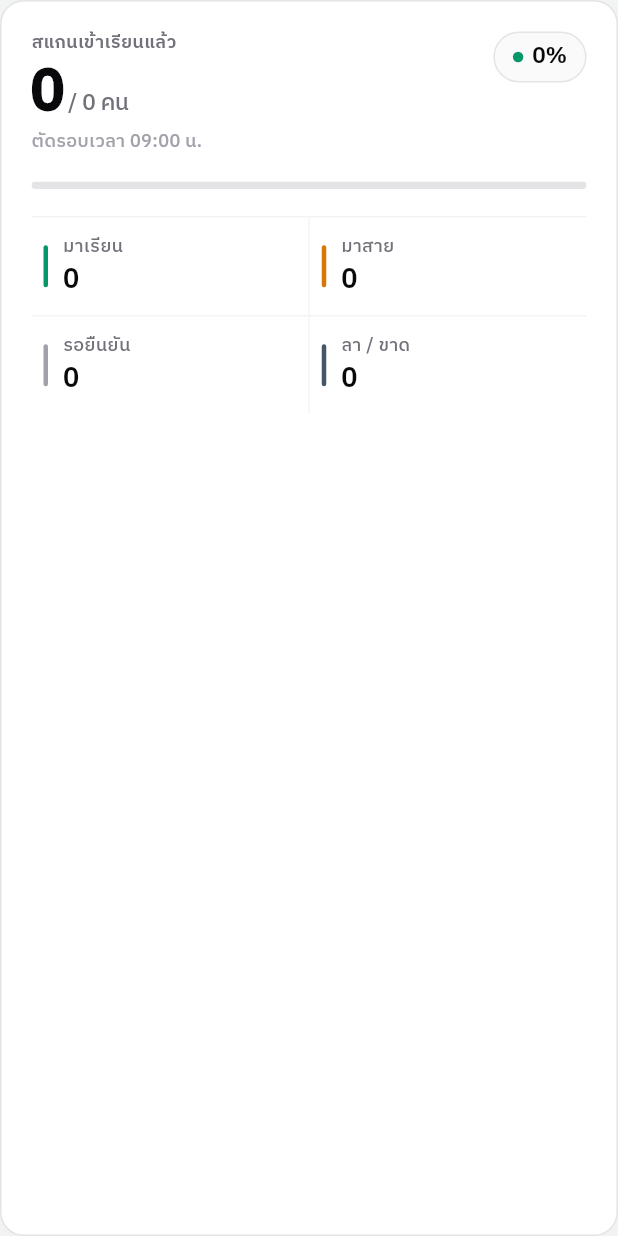
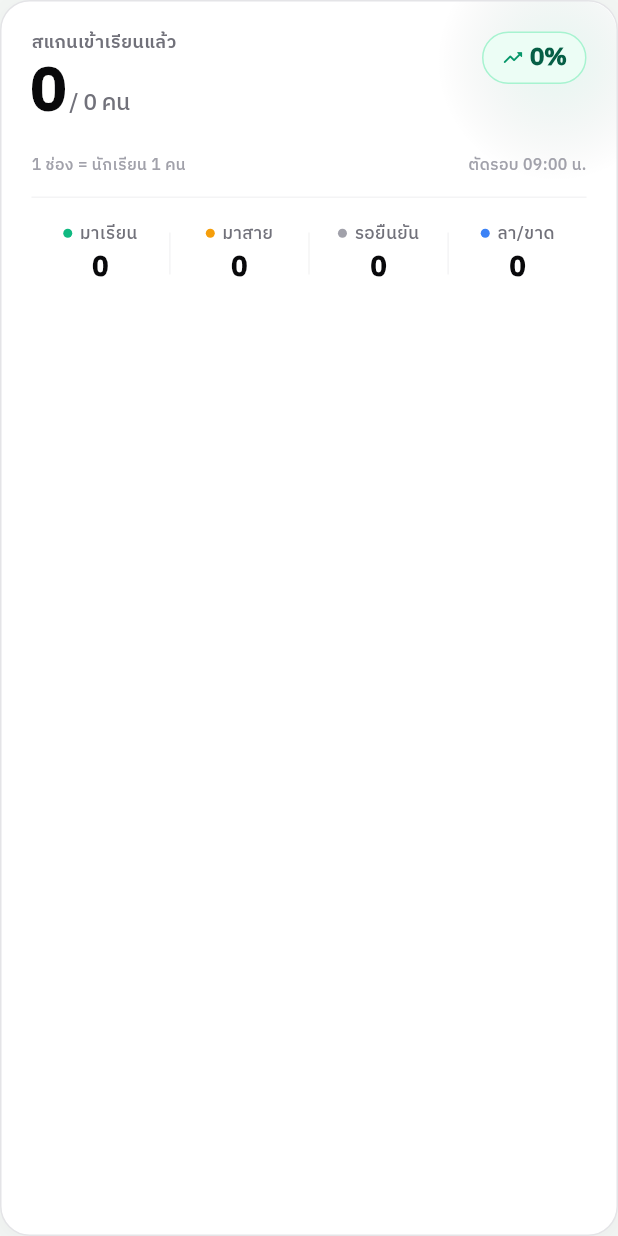
Before and after one commit to Thanawanit/Student_APP, a Flutter app: the _WhiteHeroBentoCard widget shown alone on an empty page, opened directly with empty values, on a phone screen of 412 x 824 dp. Run offline on Flutter 3.47's test engine with Material 3 defaults, Android fonts, the phone set to English and light mode, and no system bars.

Commit message:
style(ui): redesign teacher hero summary card with student capsule matrix

```diff
--- a/lib/shared/widgets/summary_metric_strip.dart
+++ b/lib/shared/widgets/summary_metric_strip.dart
@@ -139,32 +139,61 @@ class _WhiteHeroBentoCard extends StatelessWidget {
 
   @override
   Widget build(BuildContext context) {
-    final segments = <(int, Color)>[
-      (presentCount, const Color(0xFF059669)),
-      (lateCount, const Color(0xFFD97706)),
-      (leaveOrAbsentCount, const Color(0xFF475569)),
-      (pendingCount, const Color(0xFFE4E4E7)),
-    ].where((s) => s.$1 > 0).toList();
+    final List<({Color fill, Color? border})> capsules =
+        <({Color fill, Color? border})>[
+          for (var i = 0; i < presentCount; i++)
+            (fill: const Color(0xFF10B981), border: null),
+          for (var i = 0; i < lateCount; i++)
+            (fill: const Color(0xFFF59E0B), border: null),
+          for (var i = 0; i < leaveOrAbsentCount; i++)
+            (fill: const Color(0xFF3B82F6), border: null),
+          for (var i = 0; i < pendingCount; i++)
+            (fill: const Color(0xFFF4F4F5), border: const Color(0xFFD4D4D8)),
+        ];
 
     return Container(
       width: double.infinity,
-      padding: const EdgeInsets.all(20),
       decoration: BoxDecoration(
         color: const Color(0xFFFFFFFF),
-        borderRadius: BorderRadius.circular(16),
+        borderRadius: BorderRadius.circular(20),
         border: Border.all(color: const Color(0xFFE4E4E7), width: 1),
         boxShadow: <BoxShadow>[
           BoxShadow(
-            color: Colors.black.withValues(alpha: 0.02),
-            blurRadius: 8,
-            offset: const Offset(0, 2),
+            color: Colors.black.withValues(alpha: 0.03),
+            blurRadius: 12,
+            offset: const Offset(0, 4),
           ),
         ],
       ),
+      child: ClipRRect(
+        borderRadius: BorderRadius.circular(20),
+        child: Stack(
+          children: <Widget>[
+            Positioned(
+              top: -40,
+              right: -40,
+              child: IgnorePointer(
+                child: Container(
+                  width: 160,
+                  height: 160,
+                  decoration: BoxDecoration(
+                    shape: BoxShape.circle,
+                    gradient: RadialGradient(
+                      colors: <Color>[
+                        const Color(0xFF10B981).withValues(alpha: 0.10),
+                        Colors.transparent,
+                      ],
+                    ),
+                  ),
+                ),
+              ),
+            ),
+            Padding(
+              padding: const EdgeInsets.all(20),
               child: Column(
                 crossAxisAlignment: CrossAxisAlignment.start,
                 children: <Widget>[
-          // 1. Editorial / Fintech Top Metric Row
+                  // 1. Top Header & Hero Number Row
                   Row(
                     mainAxisAlignment: MainAxisAlignment.spaceBetween,
                     crossAxisAlignment: CrossAxisAlignment.start,
@@ -181,7 +210,7 @@ class _WhiteHeroBentoCard extends StatelessWidget {
                                 color: const Color(0xFF71717A),
                               ),
                             ),
-                    const SizedBox(height: 6),
+                            const SizedBox(height: 4),
                             Semantics(
                               label:
                                   'สแกนเข้าเรียนแล้ว $checkedIn จาก $total คน คิดเป็นร้อยละ $ratePercent',
@@ -191,10 +220,10 @@ class _WhiteHeroBentoCard extends StatelessWidget {
                                     TextSpan(
                                       text: '$checkedIn',
                                       style: AppTypography.display.copyWith(
-                                fontSize: 38,
+                                        fontSize: 40,
                                         fontWeight: FontWeight.w800,
                                         color: const Color(0xFF09090B),
-                                letterSpacing: -1.2,
+                                        letterSpacing: -1.5,
                                         height: 1.0,
                                         fontFeatures: const <FontFeature>[
                                           FontFeature.tabularFigures(),
@@ -203,7 +232,8 @@ class _WhiteHeroBentoCard extends StatelessWidget {
                                     ),
                                     TextSpan(
                                       text: ' / $total คน',
-                              style: AppTypography.sectionTitle.copyWith(
+                                      style: AppTypography.sectionTitle
+                                          .copyWith(
                                             fontSize: 15,
                                             fontWeight: FontWeight.w500,
                                             color: const Color(0xFF71717A),
@@ -216,16 +246,6 @@ class _WhiteHeroBentoCard extends StatelessWidget {
                                 ),
                               ),
                             ),
-                    const SizedBox(height: 6),
-                    Text(
-                      'ตัดรอบเวลา 09:00\u00A0น.',
-                      maxLines: 1,
-                      overflow: TextOverflow.ellipsis,
-                      style: AppTypography.microLabel.copyWith(
-                        fontSize: 12,
-                        color: const Color(0xFFA1A1AA),
-                      ),
-                    ),
                           ],
                         ),
                       ),
@@ -236,28 +256,28 @@ class _WhiteHeroBentoCard extends StatelessWidget {
                           vertical: 6,
                         ),
                         decoration: BoxDecoration(
-                  color: const Color(0xFFFAFAFA),
-                  border: Border.all(color: const Color(0xFFE4E4E7), width: 1),
+                          color: const Color(0xFFECFDF5),
+                          border: Border.all(
+                            color: const Color(0xFFA7F3D0),
+                            width: 1,
+                          ),
                           borderRadius: BorderRadius.circular(99),
                         ),
                         child: Row(
                           mainAxisSize: MainAxisSize.min,
                           children: <Widget>[
-                    Container(
-                      width: 7,
-                      height: 7,
-                      decoration: const BoxDecoration(
+                            const Icon(
+                              Icons.trending_up_rounded,
+                              size: 15,
                               color: Color(0xFF059669),
-                        shape: BoxShape.circle,
                             ),
-                    ),
-                    const SizedBox(width: 6),
+                            const SizedBox(width: 4),
                             Text(
                               '$ratePercent%',
                               style: AppTypography.sectionTitle.copyWith(
-                        fontSize: 15,
-                        fontWeight: FontWeight.w700,
-                        color: const Color(0xFF09090B),
+                                fontSize: 16,
+                                fontWeight: FontWeight.w800,
+                                color: const Color(0xFF065F46),
                                 fontFeatures: const <FontFeature>[
                                   FontFeature.tabularFigures(),
                                 ],
@@ -268,39 +288,72 @@ class _WhiteHeroBentoCard extends StatelessWidget {
                       ),
                     ],
                   ),
-          const SizedBox(height: 18),
+                  const SizedBox(height: 16),
 
-          // 2. Razor-Thin Sophisticated Segmented Bar
-          ClipRRect(
-            borderRadius: BorderRadius.circular(4),
-            child: SizedBox(
-              height: 5,
-              child: segments.isEmpty
-                  ? Container(color: const Color(0xFFE4E4E7))
-                  : Row(
+                  // 2. Visual Student Capsule Matrix
+                  if (capsules.isNotEmpty)
+                    Row(
                       children: <Widget>[
-                        for (var i = 0; i < segments.length; i++) ...<Widget>[
+                        for (var i = 0; i < capsules.length; i++) ...<Widget>[
                           Expanded(
-                            flex: segments[i].$1,
-                            child: Container(color: segments[i].$2),
+                            child: Container(
+                              height: 22,
+                              decoration: BoxDecoration(
+                                color: capsules[i].fill,
+                                borderRadius: BorderRadius.circular(6),
+                                border: capsules[i].border != null
+                                    ? Border.all(
+                                        color: capsules[i].border!,
+                                        width: 1,
+                                      )
+                                    : null,
                               ),
-                          if (i < segments.length - 1)
-                            Container(width: 2, color: Colors.white),
+                            ),
+                          ),
+                          if (i < capsules.length - 1) const SizedBox(width: 5),
                         ],
                       ],
                     ),
+                  const SizedBox(height: 6),
+                  Row(
+                    mainAxisAlignment: MainAxisAlignment.spaceBetween,
+                    children: <Widget>[
+                      Flexible(
+                        child: Text(
+                          '1 ช่อง = นักเรียน 1 คน',
+                          maxLines: 1,
+                          overflow: TextOverflow.ellipsis,
+                          style: AppTypography.microLabel.copyWith(
+                            fontSize: 10.5,
+                            color: const Color(0xFFA1A1AA),
                           ),
                         ),
-          const SizedBox(height: 18),
+                      ),
+                      const SizedBox(width: 8),
+                      Text(
+                        'ตัดรอบ 09:00\u00A0น.',
+                        style: AppTypography.microLabel.copyWith(
+                          fontSize: 10.5,
+                          color: const Color(0xFFA1A1AA),
+                        ),
+                      ),
+                    ],
+                  ),
+                  const SizedBox(height: 14),
 
-          // 3. Stripe/Vercel-Style Hairline Metric Grid
-          const Divider(height: 1, thickness: 1, color: Color(0xFFF4F4F5)),
-          IntrinsicHeight(
-            child: Row(
+                  // 3. Clean 4-Column Horizontal Stat Strip
+                  const Divider(
+                    height: 1,
+                    thickness: 1,
+                    color: Color(0xFFF4F4F5),
+                  ),
+                  const SizedBox(height: 12),
+                  Row(
+                    crossAxisAlignment: CrossAxisAlignment.center,
                     children: <Widget>[
                       Expanded(
-                  child: _MetricGridCell(
-                    accentColor: const Color(0xFF059669),
+                        child: _StatStripColumn(
+                          dotColor: const Color(0xFF10B981),
                           label: 'มาเรียน',
                           count: presentCount,
                           onTap: onTapStatus != null
@@ -308,14 +361,14 @@ class _WhiteHeroBentoCard extends StatelessWidget {
                               : null,
                         ),
                       ),
-                const VerticalDivider(
+                      Container(
                         width: 1,
-                  thickness: 1,
-                  color: Color(0xFFF4F4F5),
+                        height: 28,
+                        color: const Color(0xFFF4F4F5),
                       ),
                       Expanded(
-                  child: _MetricGridCell(
-                    accentColor: const Color(0xFFD97706),
+                        child: _StatStripColumn(
+                          dotColor: const Color(0xFFF59E0B),
                           label: 'มาสาย',
                           count: lateCount,
                           onTap: onTapStatus != null
@@ -323,16 +376,14 @@ class _WhiteHeroBentoCard extends StatelessWidget {
                               : null,
                         ),
                       ),
-              ],
+                      Container(
+                        width: 1,
+                        height: 28,
+                        color: const Color(0xFFF4F4F5),
                       ),
-          ),
-          const Divider(height: 1, thickness: 1, color: Color(0xFFF4F4F5)),
-          IntrinsicHeight(
-            child: Row(
-              children: <Widget>[
                       Expanded(
-                  child: _MetricGridCell(
-                    accentColor: const Color(0xFFA1A1AA),
+                        child: _StatStripColumn(
+                          dotColor: const Color(0xFFA1A1AA),
                           label: 'รอยืนยัน',
                           count: pendingCount,
                           onTap: onTapStatus != null
@@ -340,15 +391,15 @@ class _WhiteHeroBentoCard extends StatelessWidget {
                               : null,
                         ),
                       ),
-                const VerticalDivider(
+                      Container(
                         width: 1,
-                  thickness: 1,
-                  color: Color(0xFFF4F4F5),
+                        height: 28,
+                        color: const Color(0xFFF4F4F5),
                       ),
                       Expanded(
-                  child: _MetricGridCell(
-                    accentColor: const Color(0xFF475569),
-                    label: 'ลา / ขาด',
+                        child: _StatStripColumn(
+                          dotColor: const Color(0xFF3B82F6),
+                          label: 'ลา/ขาด',
                           count: leaveOrAbsentCount,
                           onTap: onTapStatus != null
                               ? () => onTapStatus!(AttendanceStatus.leave)
@@ -357,22 +408,25 @@ class _WhiteHeroBentoCard extends StatelessWidget {
                       ),
                     ],
                   ),
+                ],
+              ),
             ),
           ],
+        ),
       ),
     );
   }
 }
 
-class _MetricGridCell extends StatelessWidget {
-  const _MetricGridCell({
-    required this.accentColor,
+class _StatStripColumn extends StatelessWidget {
+  const _StatStripColumn({
+    required this.dotColor,
     required this.label,
     required this.count,
     this.onTap,
   });
 
-  final Color accentColor;
+  final Color dotColor;
   final String label;
   final int count;
   final VoidCallback? onTap;
@@ -383,46 +437,48 @@ class _MetricGridCell extends StatelessWidget {
       color: Colors.transparent,
       child: InkWell(
         onTap: onTap,
+        borderRadius: BorderRadius.circular(8),
         child: Padding(
-          padding: const EdgeInsets.symmetric(vertical: 12, horizontal: 8),
-          child: Row(
+          padding: const EdgeInsets.symmetric(vertical: 4, horizontal: 2),
+          child: Column(
+            crossAxisAlignment: CrossAxisAlignment.center,
+            mainAxisSize: MainAxisSize.min,
+            children: <Widget>[
+              Row(
+                mainAxisSize: MainAxisSize.min,
                 children: <Widget>[
                   Container(
-                width: 3,
-                height: 28,
+                    width: 6,
+                    height: 6,
                     decoration: BoxDecoration(
-                  color: accentColor,
-                  borderRadius: BorderRadius.circular(2),
+                      color: dotColor,
+                      shape: BoxShape.circle,
                     ),
                   ),
-              const SizedBox(width: 10),
-              Expanded(
-                child: Column(
-                  crossAxisAlignment: CrossAxisAlignment.start,
-                  mainAxisSize: MainAxisSize.min,
-                  children: <Widget>[
-                    Text(
+                  const SizedBox(width: 5),
+                  Flexible(
+                    child: Text(
                       label,
                       maxLines: 1,
                       overflow: TextOverflow.ellipsis,
                       style: AppTypography.microLabel.copyWith(
-                        fontSize: 12,
+                        fontSize: 11.5,
                         fontWeight: FontWeight.w500,
                         color: const Color(0xFF71717A),
                       ),
                     ),
-                    const SizedBox(height: 2),
+                  ),
+                ],
+              ),
+              const SizedBox(height: 4),
               Text(
                 '$count',
                 style: AppTypography.sectionTitle.copyWith(
                   fontSize: 18,
-                        fontWeight: FontWeight.w700,
+                  fontWeight: FontWeight.w800,
                   color: const Color(0xFF09090B),
                   fontFeatures: const <FontFeature>[
                     FontFeature.tabularFigures(),
-                        ],
-                      ),
-                    ),
                   ],
                 ),
               ),
```
Also changed, not shown: 1 other file. Lines whose indentation alone changed are shown as unchanged.
